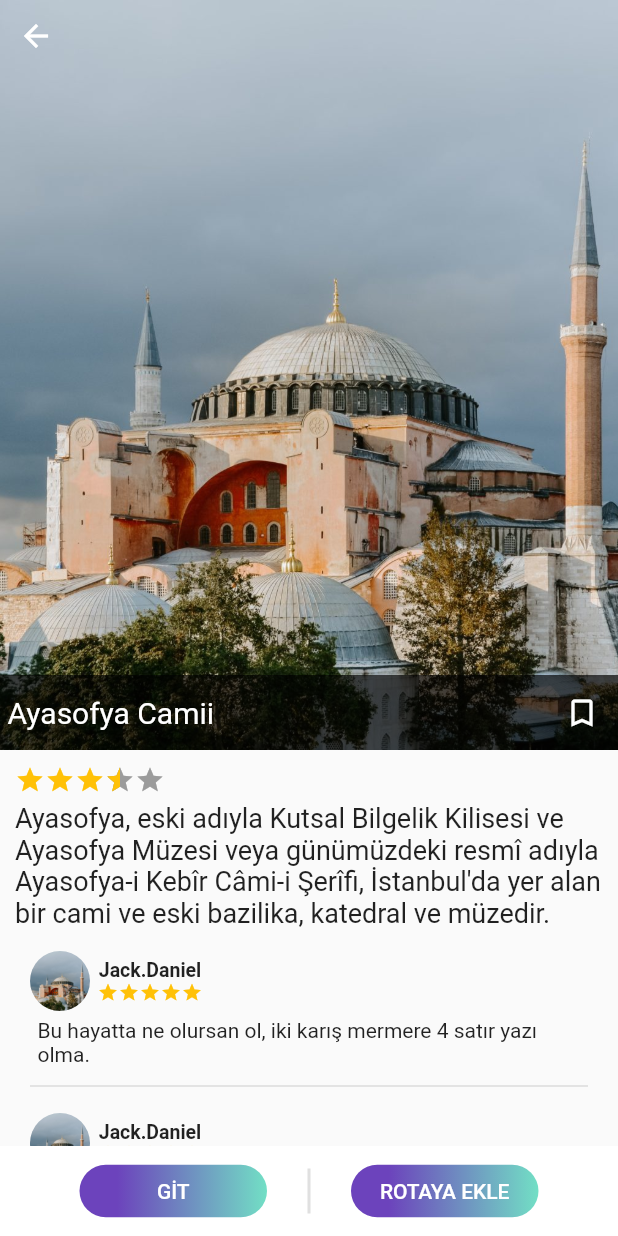
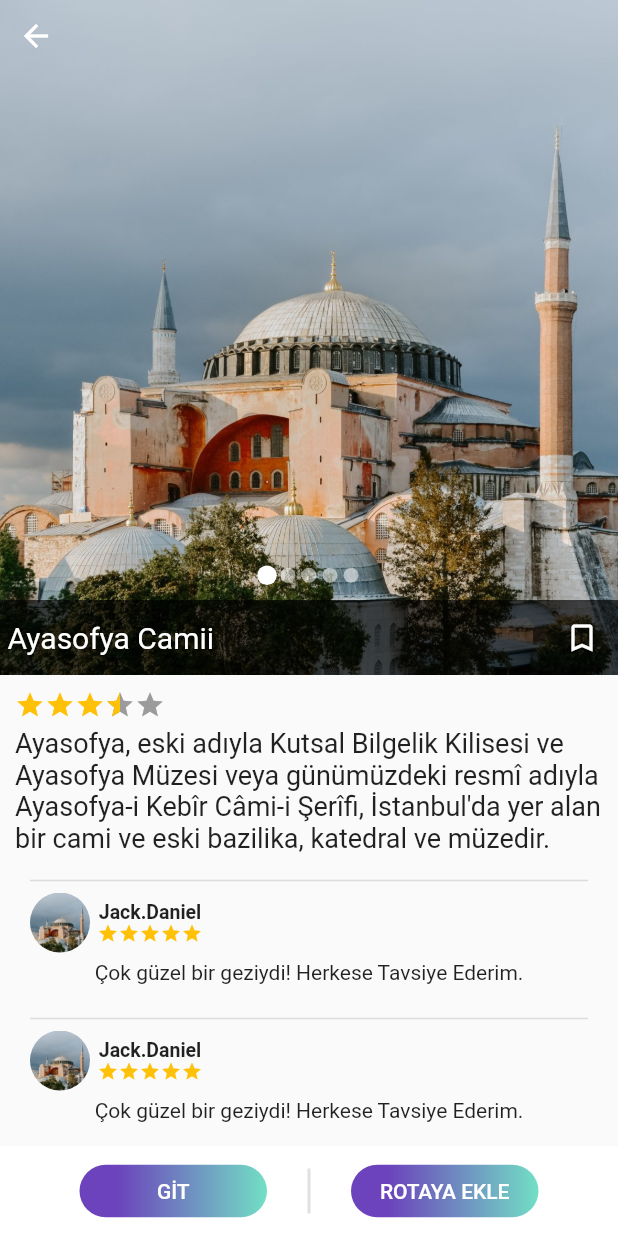
Before and after one commit to TripuMapu/tripmap, a Flutter app: the ContentScreen screen opened directly, on a phone screen of 412 x 824 dp. Run offline on Flutter 3.47's test engine with Material 2 defaults, Android fonts, the phone set to English and light mode, and no system bars; drawn by our look-alikes of carousel_slider, flutter_rating_bar, smooth_page_indicator; our stand-ins replace dio, fluttertoast, google_maps_flutter, shared_preferences; accounts and stored records are empty.

Commit message:
contentscreen

```diff
--- a/lib/main.dart
+++ b/lib/main.dart
@@ -1,10 +1,7 @@
 import 'package:flutter/material.dart';
 import 'package:flutter/services.dart';
 import 'package:tripmap/routegenerator.dart';
-import 'package:tripmap/screens/homescreen.dart';
-import 'package:tripmap/screens/homescreen2.dart';
 import 'package:tripmap/screens/loginscreen.dart';
-import 'package:tripmap/screens/contentscreen.dart';
 
 void main() {
   WidgetsFlutterBinding.ensureInitialized();
--- a/lib/screens/contentscreen.dart
+++ b/lib/screens/contentscreen.dart
@@ -1,6 +1,8 @@
 import 'package:flutter/material.dart';
 import 'package:flutter_rating_bar/flutter_rating_bar.dart';
-import 'package:tripmap/screens/loginscreen.dart';
+import 'package:carousel_slider/carousel_slider.dart';
+import 'package:smooth_page_indicator/smooth_page_indicator.dart';
+import '../services/authservices.dart';
 
 class ContentScreen extends StatefulWidget {
   const ContentScreen({Key? key}) : super(key: key);
@@ -10,7 +12,25 @@ class ContentScreen extends StatefulWidget {
 }
 
 class _ContentScreenState extends State<ContentScreen> {
+  int activeIndex = 0;
+  final commentJson = [];
+  final urlImages = [
+    'png/ayasofya.jpg',
+    'png/ayasofya1.jpg',
+    'png/ayasofya2.jpg',
+    'png/ayasofya3.jpg',
+    'png/ayasofya4.jpg'
+  ];
   bool isBookmarked = false;
+
+  void getComments() async {
+    await AuthService().getlocationcomments(1 /*lokasyon idsi gelcek*/).then(
+      (value) {
+        commentJson.add(value);
+      },
+    );
+  }
+
   @override
   Widget build(BuildContext context) {
     return Scaffold(
@@ -86,12 +106,33 @@ class _ContentScreenState extends State<ContentScreen> {
         slivers: [
           SliverToBoxAdapter(
             child: Container(
-              height: 500,
+              height: 450,
               color: Colors.white,
               child: Stack(
                 children: [
-                  Image.asset('png/ayasofya.jpg',
-                      height: 500, fit: BoxFit.fitHeight),
+                  CarouselSlider.builder(
+                    itemCount: urlImages.length,
+                    itemBuilder: (context, index, realIndex) {
+                      final urlImage = urlImages[index];
+                      return buildImage(urlImage, index);
+                    },
+                    options: CarouselOptions(
+                        height: 450,
+                        enlargeCenterPage: true,
+                        enlargeStrategy: CenterPageEnlargeStrategy.height,
+                        viewportFraction: 1,
+                        autoPlay: true,
+                        autoPlayInterval: const Duration(seconds: 10),
+                        onPageChanged: (index, reason) =>
+                            setState(() => activeIndex = index)),
+                  ),
+                  Padding(
+                    padding: const EdgeInsets.fromLTRB(0.0, 0.0, 0.0, 60.0),
+                    child: Container(
+                      alignment: Alignment.bottomCenter,
+                      child: buildIndicator(),
+                    ),
+                  ),
                   Column(
                     mainAxisAlignment: MainAxisAlignment.spaceBetween,
                     children: [
@@ -128,13 +169,15 @@ class _ContentScreenState extends State<ContentScreen> {
                             ),
                             IconButton(
                               onPressed: () {
-                                setState(() {
-                                  if (isBookmarked == false) {
-                                    isBookmarked = true;
-                                  } else {
-                                    isBookmarked = false;
-                                  }
-                                });
+                                setState(
+                                  () {
+                                    if (isBookmarked == false) {
+                                      isBookmarked = true;
+                                    } else {
+                                      isBookmarked = false;
+                                    }
+                                  },
+                                );
                               },
                               icon: Icon(
                                 isBookmarked
@@ -168,7 +211,7 @@ class _ContentScreenState extends State<ContentScreen> {
             ),
           ),
           const SliverPadding(
-            padding: EdgeInsets.fromLTRB(10, 0, 10, 10),
+            padding: EdgeInsets.fromLTRB(10, 0, 10, 0),
             sliver: SliverToBoxAdapter(
               child: Text(
                 "Ayasofya, eski adıyla Kutsal Bilgelik Kilisesi ve Ayasofya Müzesi veya günümüzdeki resmî adıyla Ayasofya-i Kebîr Câmi-i Şerîfi, İstanbul'da yer alan bir cami ve eski bazilika, katedral ve müzedir.",
@@ -180,9 +223,12 @@ class _ContentScreenState extends State<ContentScreen> {
             delegate:
                 SliverChildBuilderDelegate(childCount: 3, (context, index) {
               return Padding(
-                padding: const EdgeInsets.fromLTRB(20, 5, 20, 5),
+                padding: const EdgeInsets.fromLTRB(20, 10, 20, 0),
                 child: Column(
                   children: [
+                    const Divider(
+                      thickness: 1,
+                    ),
                     Row(
                       children: [
                         ClipRRect(
@@ -223,12 +269,8 @@ class _ContentScreenState extends State<ContentScreen> {
                     const Padding(
                       padding: EdgeInsets.all(5),
                       child: Text(
-                          'Bu hayatta ne olursan ol, iki karış mermere 4 satır yazı olma.'),
+                          'Çok güzel bir geziydi! Herkese Tavsiye Ederim.'),
                     ),
-                    const Divider(
-                      //List length-1 çizgi atılacak
-                      thickness: 1,
-                    )
                   ],
                 ),
               );
@@ -238,4 +280,22 @@ class _ContentScreenState extends State<ContentScreen> {
       ),
     );
   }
+
+  Widget buildImage(String urlImage, int index) => Image.asset(
+        urlImage,
+        fit: BoxFit.cover,
+      );
+
+  Widget buildIndicator() => AnimatedSmoothIndicator(
+        activeIndex: activeIndex,
+        count: urlImages.length,
+        effect: const ScrollingDotsEffect(
+          dotColor: Color.fromARGB(131, 255, 255, 255),
+          activeDotColor: Colors.white,
+          dotWidth: 10.0,
+          dotHeight: 10.0,
+          spacing: 4.0,
+        ),
+        onDotClicked: (index) {},
+      );
 }
```
Also changed, not shown: lib/screens/loginscreen.dart (+1 -7 lines), lib/screens/registerscreen.dart (+2 -7 lines), lib/services/authservices.dart (+0 -32 lines), pubspec.yaml (+4 -4 lines), png/ayasofya1.jpg (added), png/ayasofya2.jpg (added), png/ayasofya3.jpg (added), png/ayasofya4.jpg (added), pubspec.lock, 1 other file.
